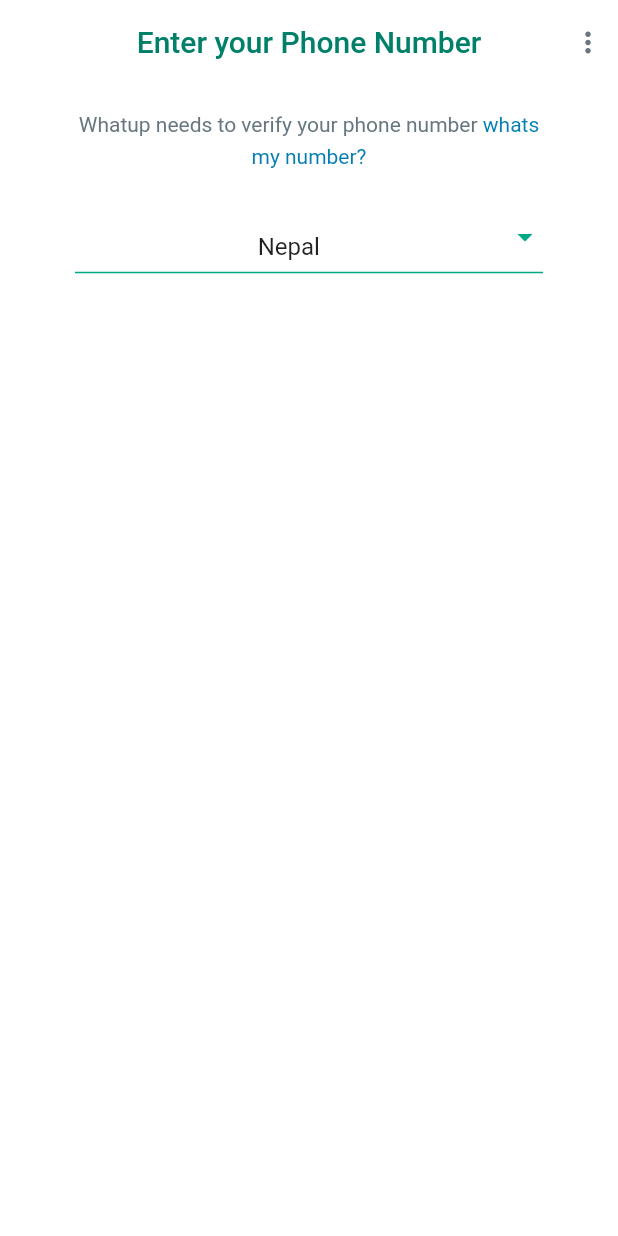
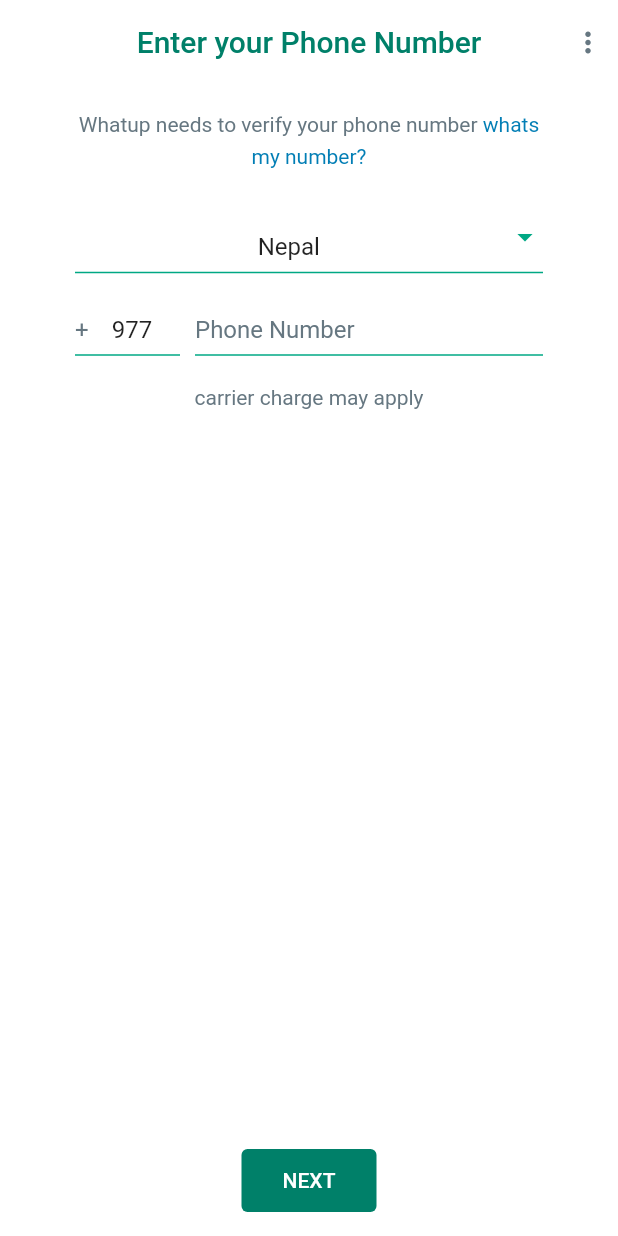
Before and after one commit to SudeepMi/flutter_whatsapp_clone, a Flutter app: the LoginPage screen opened directly, on a phone screen of 412 x 824 dp. Run offline on Flutter 3.47's test engine with Material 2 defaults, Android fonts, the phone set to English and light mode, and no system bars; our stand-ins replace country_picker.

Commit message:
custom icon button

```diff
--- /dev/null
+++ b/lib/common/widgets/custom_icon_button.dart
@@ -0,0 +1,34 @@
+import 'package:flutter/material.dart';
+import 'package:whatsapp_messenger/common/extension/custom_theme.dart';
+
+class CustomIconButton extends StatelessWidget {
+  final VoidCallback onTap;
+  final IconData icon;
+  final Color? iconColor;
+  final double? iconSize;
+  final double? minWidth;
+
+  const CustomIconButton(
+      {super.key,
+      required this.onTap,
+      required this.icon,
+      this.iconColor,
+      this.iconSize,
+      this.minWidth});
+
+  @override
+  Widget build(BuildContext context) {
+    return IconButton(
+      onPressed: onTap,
+      splashColor: Colors.transparent,
+      icon: Icon(
+        icon,
+        color: iconColor ?? context.theme.greyColor,
+      ),
+      splashRadius: 22,
+      iconSize: iconSize ?? 22,
+      padding: EdgeInsets.zero,
+      constraints: BoxConstraints(minWidth: minWidth ?? 40),
+    );
+  }
+}
--- a/lib/features/auth/pages/login_page.dart
+++ b/lib/features/auth/pages/login_page.dart
@@ -1,7 +1,12 @@
+// ignore_for_file: deprecated_member_use
+
+import 'package:country_picker/country_picker.dart';
 import 'package:flutter/material.dart';
 import 'package:whatsapp_messenger/common/extension/custom_theme.dart';
 import 'package:whatsapp_messenger/common/utils/colors.dart';
+import 'package:whatsapp_messenger/common/widgets/custom_icon_button.dart';
 import 'package:whatsapp_messenger/features/auth/widgets/custom_text_field.dart';
+import 'package:whatsapp_messenger/features/welcome/widgets/elevated_button.dart';
 
 class LoginPage extends StatefulWidget {
   const LoginPage({super.key});
@@ -15,10 +20,44 @@
   late TextEditingController countryCodeController;
   late TextEditingController phoneNumberController;
 
+  showCountryCodePicker() {
+    showCountryPicker(
+      context: context,
+      onSelect: (country) {
+        countryCodeController.text = country.phoneCode;
+        countryNameController.text = country.name;
+      },
+      showPhoneCode: true,
+      favorite: ['NEP'],
+      countryListTheme: CountryListThemeData(
+        bottomSheetHeight: 600,
+        backgroundColor: Theme.of(context).backgroundColor,
+        flagSize: 22,
+        borderRadius: BorderRadius.circular(20),
+        textStyle: TextStyle(color: context.theme.greyColor),
+        inputDecoration: InputDecoration(
+          labelStyle: TextStyle(color: context.theme.greyColor),
+          prefixIcon: const Icon(
+            Icons.language,
+            color: CustomColors.greenDark,
+          ),
+          hintText: "Search Country Code",
+          enabledBorder: UnderlineInputBorder(
+            borderSide:
+                BorderSide(color: context.theme.greyColor!.withOpacity(0.3)),
+          ),
+          focusedBorder: const UnderlineInputBorder(
+            borderSide: BorderSide(color: CustomColors.greenDark),
+          ),
+        ),
+      ),
+    );
+  }
+
   @override
   void initState() {
     countryNameController = TextEditingController(text: 'Nepal');
-    countryCodeController = TextEditingController();
+    countryCodeController = TextEditingController(text: "977");
     phoneNumberController = TextEditingController();
     super.initState();
   }
@@ -43,17 +82,9 @@
         ),
         centerTitle: true,
         actions: [
-          IconButton(
-            onPressed: () {},
-            splashColor: Colors.transparent,
-            icon: Icon(
-              Icons.more_vert,
-              color: context.theme.greyColor,
-            ),
-            splashRadius: 22,
-            iconSize: 22,
-            padding: EdgeInsets.zero,
-            constraints: const BoxConstraints(minWidth: 40),
+          CustomIconButton(
+            onTap: () {},
+            icon: Icons.more_vert,
           )
         ],
       ),
@@ -82,7 +113,7 @@
             padding: const EdgeInsets.symmetric(horizontal: 50, vertical: 10),
             child: CustomTextField(
               controller: countryNameController,
-              onTap: () {},
+              onTap: () => showCountryCodePicker(),
               readOnly: true,
               suffixIcon: const Icon(
                 Icons.arrow_drop_down,
@@ -92,8 +123,50 @@
           ),
           const SizedBox(
             height: 10,
+          ),
+          Padding(
+            padding: const EdgeInsets.symmetric(horizontal: 50),
+            child: Row(
+              children: [
+                SizedBox(
+                  width: 70,
+                  child: CustomTextField(
+                    onTap: () => showCountryCodePicker(),
+                    controller: countryCodeController,
+                    prefixText: "+",
+                    readOnly: true,
+                  ),
+                ),
+                const SizedBox(
+                  width: 10,
+                ),
+                Expanded(
+                  child: CustomTextField(
+                    onTap: () {},
+                    controller: phoneNumberController,
+                    hintText: 'Phone Number',
+                    textAlign: TextAlign.left,
+                    readOnly: false,
+                    keyboardType: TextInputType.number,
+                  ),
+                )
+              ],
+            ),
+          ),
+          const SizedBox(
+            height: 20,
+          ),
+          Text(
+            "carrier charge may apply",
+            style: TextStyle(color: context.theme.greyColor),
           )
         ],
+      ),
+      floatingActionButtonLocation: FloatingActionButtonLocation.centerFloat,
+      floatingActionButton: CustomElevatedButton(
+        onPressed: () {},
+        text: 'NEXT',
+        buttonWidth: 90,
       ),
     );
   }
--- a/lib/features/auth/widgets/custom_text_field.dart
+++ b/lib/features/auth/widgets/custom_text_field.dart
@@ -32,9 +32,10 @@
       controller: controller,
       readOnly: readOnly ?? true,
       textAlign: textAlign ?? TextAlign.center,
-      keyboardType: readOnly == null ? keyboardType : null,
+      keyboardType: readOnly == false ? keyboardType : null,
       onChanged: onChanged,
       decoration: InputDecoration(
+        hintText: hintText,
         isDense: true,
         prefixText: prefixText,
         suffix: suffixIcon,
--- a/lib/main.dart
+++ b/lib/main.dart
@@ -20,7 +20,7 @@
       theme: lightTheme(),
       darkTheme: darkTheme(),
       themeMode: ThemeMode.system,
-      home: const LoginPage(),
+      home: const WelcomePage(),
     );
   }
 }
--- a/pubspec.yaml
+++ b/pubspec.yaml
@@ -36,6 +36,7 @@
   # Use with the CupertinoIcons class for iOS style icons.
   cupertino_icons: ^1.0.2
   flutter_native_splash: ^2.3.3
+  country_picker: ^2.0.21
 
 flutter_native_splash:
   color: "#FFFFFF"
```
Also changed, not shown: lib/common/helper/show_alert_dialog.dart (added, +19 -0 lines), lib/common/theme/dark_theme.dart (+8 -0 lines), lib/common/theme/light_theme.dart (+8 -0 lines), lib/features/welcome/widgets/language_button.dart (+4 -12 lines), pubspec.lock.
